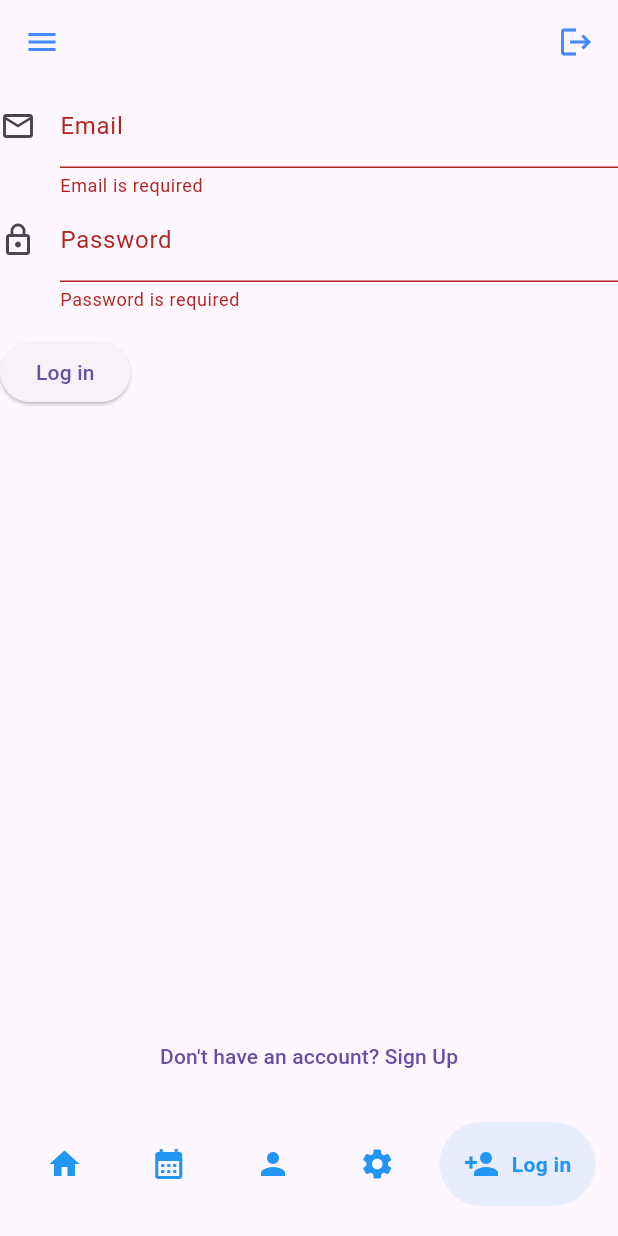
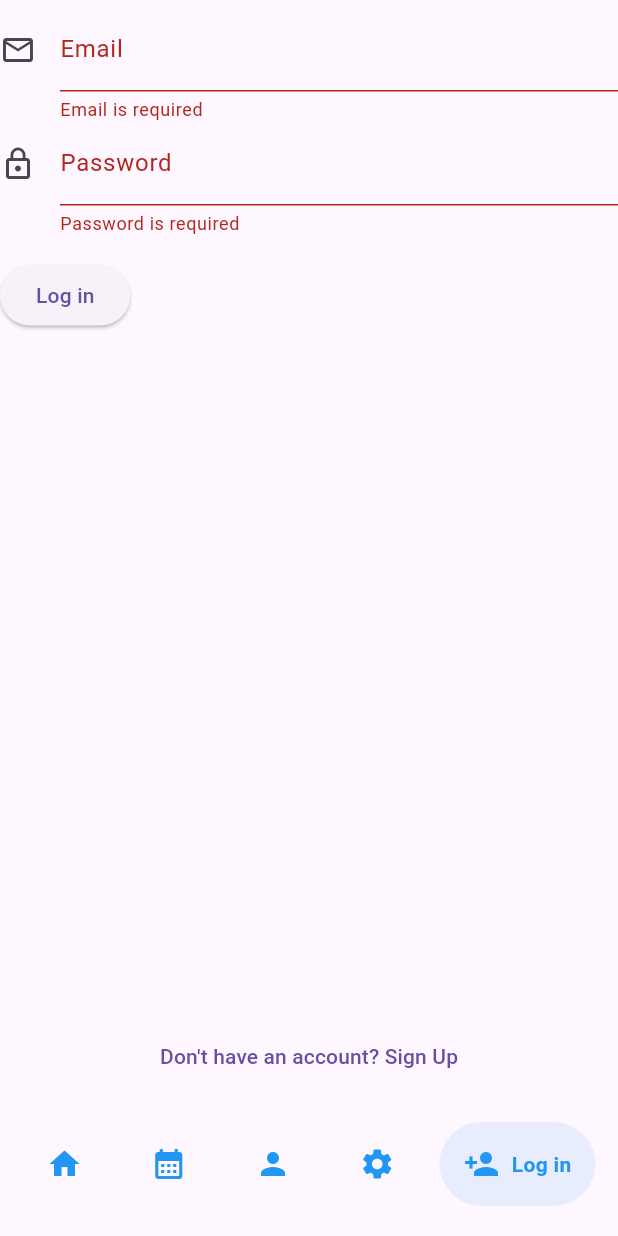
Before and after one commit to dunja131/UniVents, a Flutter app: the screen it shows after launch, item 5 of the bottom bar chosen, after a tap on "Log in", on a phone screen of 412 x 824 dp. Run offline on Flutter 3.47's test engine with Material 3 defaults, Android fonts, the phone set to English and light mode, and no system bars; drawn by our look-alikes of google_nav_bar; our stand-ins replace google_fonts, syncfusion_flutter_calendar; network calls fail.

Commit message:
Login page service fixed

```diff
--- a/frontend/lib/components/event_tile.dart
+++ b/frontend/lib/components/event_tile.dart
@@ -78,7 +78,9 @@ class _EventTileState extends State<EventTile> {
                       ),
                       const SizedBox(height: 5),
                       Text(
-                        "\$${widget.event.price}",
+                        widget.event.price == 0.0
+                          ? "Free"
+                          : "\$${widget.event.price.toStringAsFixed(2)}",
                         style: TextStyle(
                           //fontWeight: FontWeight.bold,
                           fontSize: 14,
--- a/frontend/lib/home_page.dart
+++ b/frontend/lib/home_page.dart
@@ -37,14 +37,15 @@ class _HomePageState extends State<HomePage> {
         //toolbarHeight: 35,
         backgroundColor: Colors.transparent,
         centerTitle: true,
-        elevation: 10,
+        elevation: 0,
+        toolbarHeight: 5,
         surfaceTintColor: Colors.transparent,
         scrolledUnderElevation: 0,
-        leading: Icon(Icons.menu, color: Colors.blueAccent),
-        actions: [
-          Icon(Icons.logout, color: Colors.blueAccent),
-          SizedBox(width: 16),
-        ],
+        // leading: Icon(Icons.menu, color: Colors.blueAccent),
+        // actions: [
+        //   Icon(Icons.logout, color: Colors.blueAccent),
+        //   SizedBox(width: 16),
+        // ],
       ),
       body: _pages[_selectedIndex],
       bottomNavigationBar: Container(
--- a/frontend/lib/pages/event.dart
+++ b/frontend/lib/pages/event.dart
@@ -18,8 +18,6 @@ class EventPage extends StatelessWidget {
           style: TextStyle(
             color: Colors.white,
             fontWeight: FontWeight.bold,
-
-
           ),
         ),
         centerTitle: true,
@@ -52,7 +50,9 @@ class EventPage extends StatelessWidget {
                     children: [
 
                       Text(
-                        event.price,
+                        event.price == 0.0
+                          ? "Free"
+                          : "\$${event.price.toStringAsFixed(2)}",
                         style: GoogleFonts.poppins(
                           color: Colors.black,
                           fontSize: 18,
--- a/frontend/lib/pages/landing.dart
+++ b/frontend/lib/pages/landing.dart
@@ -93,6 +93,10 @@ class _LandingPageState extends State<LandingPage> {
           ),
         ),
 
+
+
+
+
         const SizedBox(height: 10),
 
         Expanded(
--- a/frontend/lib/pages/loginForm.dart
+++ b/frontend/lib/pages/loginForm.dart
@@ -19,7 +19,7 @@ class LoginFormState extends State<LoginForm> {
   bool _isLoading = false;
   List<User>? users;
 
-  final UserService _userService = UserService();
+
 
   Future<void> _submit() async {
     if (!_formKey.currentState!.validate()) return;
@@ -27,10 +27,8 @@ class LoginFormState extends State<LoginForm> {
     setState(() => _isLoading = true);
 
     try {
-      final User user = await _userService.login(
-        _emailController.text,
-        _passwordController.text,
-      );
+      final UserService _userService = UserService(_emailController.text, _passwordController.text);
+      final User user = await _userService.login();
 
       if (!mounted) return;
       ScaffoldMessenger.of(
@@ -55,6 +53,7 @@ class LoginFormState extends State<LoginForm> {
 
         children: [
           TextFormField(
+            controller: _emailController,
             decoration: const InputDecoration(
               labelText: 'Email',
               icon: Icon(Icons.email_outlined),
@@ -70,6 +69,7 @@ class LoginFormState extends State<LoginForm> {
             },
           ),
           TextFormField(
+            controller: _passwordController,
             decoration: const InputDecoration(
               labelText: 'Password',
               icon: Icon(Icons.lock_outline),
@@ -87,15 +87,7 @@ class LoginFormState extends State<LoginForm> {
           Padding(
             padding: const EdgeInsets.symmetric(vertical: 16),
             child: ElevatedButton(
-              onPressed: () {
-                if (_formKey.currentState!.validate()) {
-                  ScaffoldMessenger.of(context).showSnackBar(
-                    const SnackBar(
-                      content: Text('Logged in'),
-                    ), //comes up when submit is pressed
-                  );
-                }
-              },
+              onPressed: _isLoading ? null : _submit,
               child: const Text('Log in'), //the button
             ),
           ),
--- a/frontend/lib/services/user_service.dart
+++ b/frontend/lib/services/user_service.dart
@@ -4,39 +4,46 @@ import 'package:frontend/models/user_model.dart';
 import 'package:http/http.dart' as http;
 
 class UserService {
+  static const String _baseUrl = 'http://10.0.2.2:8080';
+  final String _username;
+  final String _password;
+  //final String _auth = 'Basic ${base64.encode(utf8.encode('$_username:$_password'))}';
 
-  static const String _baseUrl = 'http://10.0.2.2:8080';
-  static const String _username = "anna@gmail.com";
-  static const String _password = "password";
-  static final String _auth = 'Basic ${base64.encode(utf8.encode('$_username:$_password'))}';
+  UserService(this._username, this._password);
+
+  String get _auth => 'Basic ${base64.encode(utf8.encode('$_username:$_password'))}';
 
   Future<List<User>> getUsers() async {
-    final response = await http.get(Uri.parse('$_baseUrl/users'), headers: <String, String>{'Authorization': _auth});
+    final response = await http.get(
+      Uri.parse('$_baseUrl/users'),
+      headers: <String, String>{'Authorization': _auth},
+    );
 
-  if(response.statusCode == 200) {
+    if (response.statusCode == 200) {
       return userFromJson(response.body);
     }
 
     throw Exception('Failed to load users (${response.statusCode})');
-
   }
 
-  Future<User> login(String email, String password) async{
-        final response = await http.post(Uri.parse('$_baseUrl/login'), headers: <String, String>{'Content-Type': 'application/json', 'Authorization': _auth},
-        body: jsonEncode({
-          'email_address': email,
-          'password_hash': password,
-        }),
+  Future<User> login() async {
+    //final String _userAuth = 'Basic ${base64.encode(utf8.encode('$email:$password'))}';
+    final response = await http.get(
+      Uri.parse('$_baseUrl/login'),
+      headers: <String, String>{
+        'Content-Type': 'application/json',
+        'Authorization': _auth,
+      },
     );
 
-          if(response.statusCode == 200) {
+    if (response.statusCode == 200) {
       return User.fromJson(jsonDecode(response.body));
     }
 
     throw Exception('Failed to login (${response.statusCode})');
-
-
+  }
 }
 
 
-}
+
+//final response = await http.get(Uri.parse('$_baseUrl/events'), headers: <String, String>{'Authorization': _auth});
```
Also changed, not shown: frontend/lib/models/event_model.dart (+8 -9 lines), 3 other files. Lines whose indentation alone changed are shown as unchanged.
